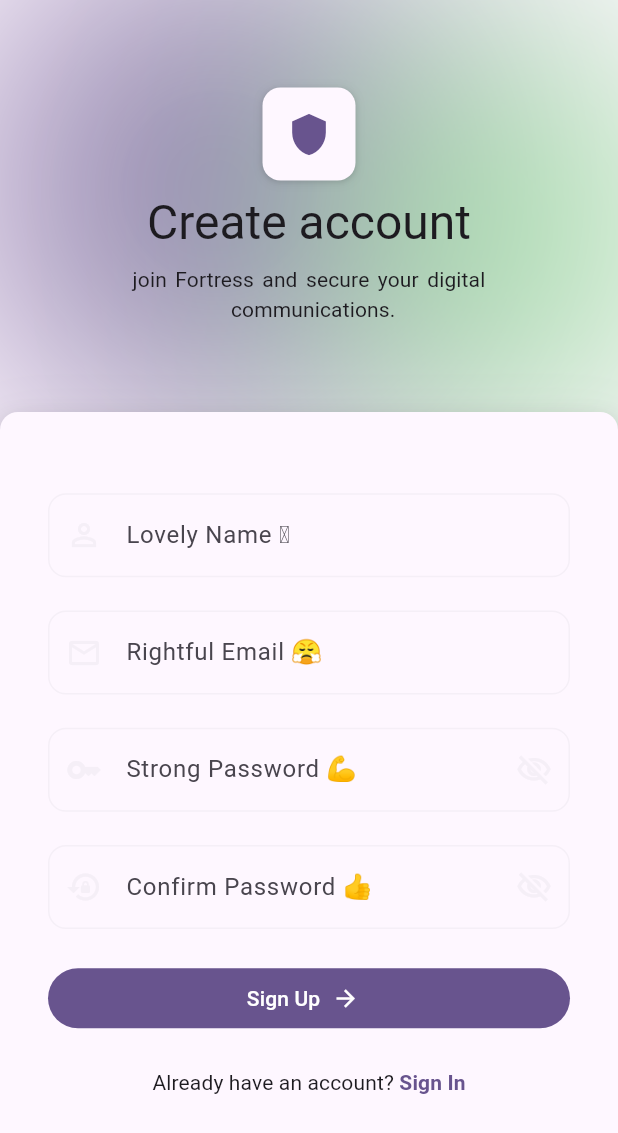
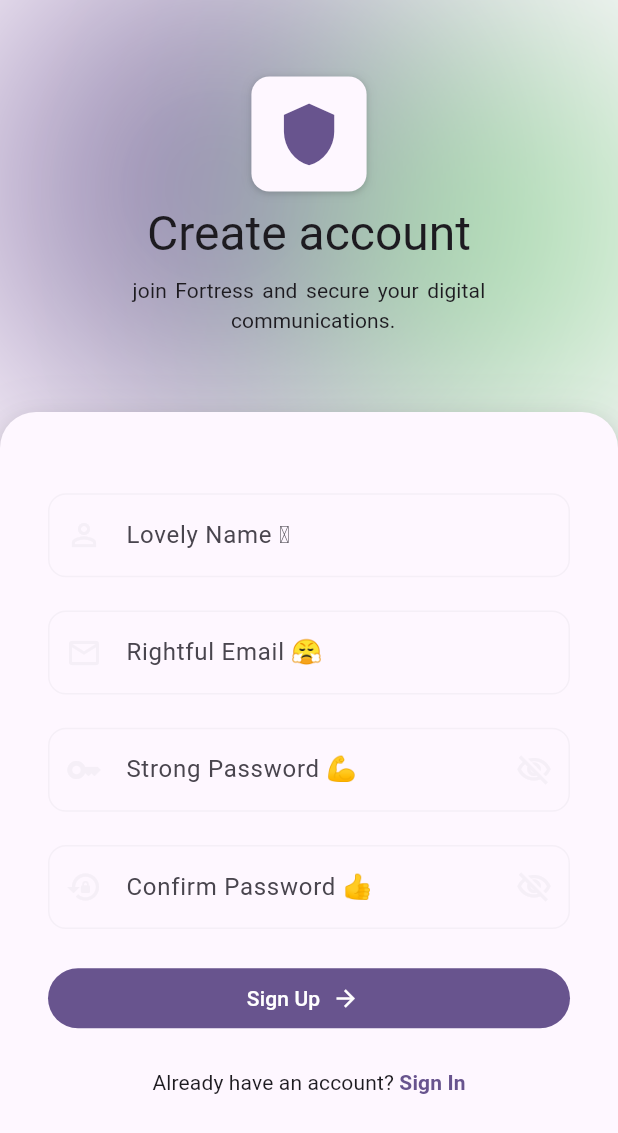
Before and after one commit to Priyanshu912o/fortress_chat, a Flutter app: the SignUpPage widget shown alone on an empty page, opened directly, on a phone screen of 412 x 824 dp. Shown: the top 1133 px of the screen. Run offline on Flutter 3.47's test engine with Material 3 defaults, Android fonts, the light colour scheme and no system bars; our stand-ins replace equatable, firebase_core, get_it, injectable; missing offline and left inert: temp; accounts and stored records are empty; generated files the repository leaves out were written again; statements that could not run were skipped.

Commit message:
changed singlechildscrollview to listview for bouncy look and replaced constants with multiples of fontsize for responsiveness

```diff
--- a/lib/features/authentication/presentation/pages/sign_up_page.dart
+++ b/lib/features/authentication/presentation/pages/sign_up_page.dart
@@ -42,8 +42,9 @@
 
   @override
   Widget build(BuildContext context) {
-    return SingleChildScrollView(
-      child: ConstrainedBox(
+    return ListView(
+      children: [
+        ConstrainedBox(
           constraints: BoxConstraints(
             minHeight: MediaQuery.sizeOf(context).height,
           ),
@@ -62,8 +63,8 @@
                     decoration: BoxDecoration(
                       color: Theme.of(context).colorScheme.surface,
                       borderRadius: const BorderRadius.only(
-                      topLeft: Radius.circular(AppRadii.mediumValue),
-                      topRight: Radius.circular(AppRadii.mediumValue),
+                        topLeft: Radius.circular(AppRadii.xLargeValue),
+                        topRight: Radius.circular(AppRadii.xLargeValue),
                       ),
                       boxShadow: AppElevation.shadowLarge,
                     ),
@@ -88,9 +89,10 @@
                             focusedPrefixIcon: Icons.mail,
                             hintText: 'you@example.com',
                             controller: _emailController,
+                            lable: 'Rightful Email 😤',
                             validator: Validators.validator['email'],
-                          lable: 'Rightful Email 😤',
-                          autovalidateMode: AutovalidateMode.onUserInteraction,
+                            autovalidateMode:
+                                AutovalidateMode.onUserInteraction,
                             keyboardType: TextInputType.emailAddress,
                           ),
 
@@ -99,14 +101,17 @@
                             focusedPrefixIcon: Icons.key,
                             hintText: 'Create a strong password',
                             controller: _passwordController,
-                          validator: Validators.validator['password'],
                             lable: 'Strong Password 💪',
                             helperText: 'Not 12345678 plss 🙏',
-                          autovalidateMode: AutovalidateMode.onUserInteraction,
+                            autovalidateMode:
+                                AutovalidateMode.onUserInteraction,
+                            validator: Validators.validator['password'],
                             keyboardType: TextInputType.visiblePassword,
-                          suffixIcon: Icon(Icons.visibility_off_outlined),
-                          focusedSuffixIcon: Icon(Icons.visibility_off),
-                          tappedSuffixIcon: Icon(Icons.visibility),
+                            suffixIcon: const Icon(
+                              Icons.visibility_off_outlined,
+                            ),
+                            focusedSuffixIcon: const Icon(Icons.visibility_off),
+                            tappedSuffixIcon: const Icon(Icons.visibility),
                             isObscure: true,
                           ),
 
@@ -125,11 +130,14 @@
                               return null;
                             },
                             lable: 'Confirm Password 👍',
-                          autovalidateMode: AutovalidateMode.onUserInteraction,
+                            autovalidateMode:
+                                AutovalidateMode.onUserInteraction,
                             keyboardType: TextInputType.visiblePassword,
-                          suffixIcon: Icon(Icons.visibility_off_outlined),
-                          focusedSuffixIcon: Icon(Icons.visibility_off),
-                          tappedSuffixIcon: Icon(Icons.visibility),
+                            suffixIcon: const Icon(
+                              Icons.visibility_off_outlined,
+                            ),
+                            focusedSuffixIcon: const Icon(Icons.visibility_off),
+                            tappedSuffixIcon: const Icon(Icons.visibility),
                             isObscure: true,
                           ),
 
@@ -192,6 +200,7 @@
             ),
           ),
         ),
+      ],
     );
   }
 }
--- a/lib/features/authentication/presentation/widgets/circle_gradient.dart
+++ b/lib/features/authentication/presentation/widgets/circle_gradient.dart
@@ -48,7 +48,9 @@
                   padding: const EdgeInsets.all(AppSpacing.space16),
                   child: Icon(
                     Icons.shield,
-                    size: 30,
+                    size:
+                        Theme.of(context).textTheme.headlineLarge!.fontSize! *
+                        1.4,
                     color: Theme.of(context).colorScheme.primary,
                   ),
                 ),
```
Lines whose indentation alone changed are shown as unchanged.
